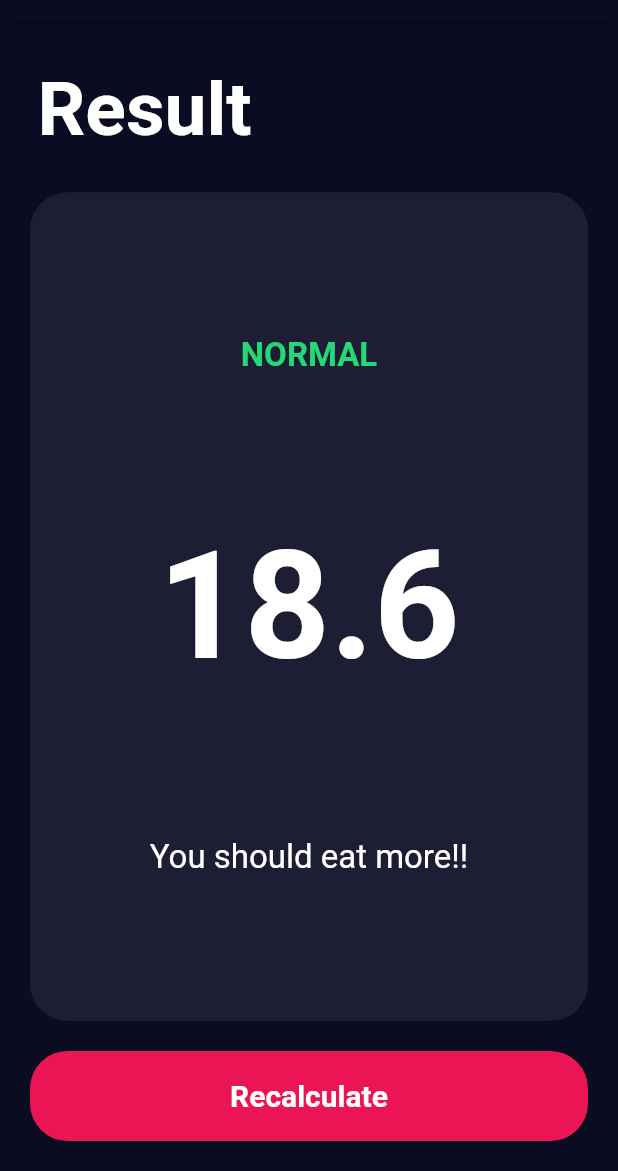
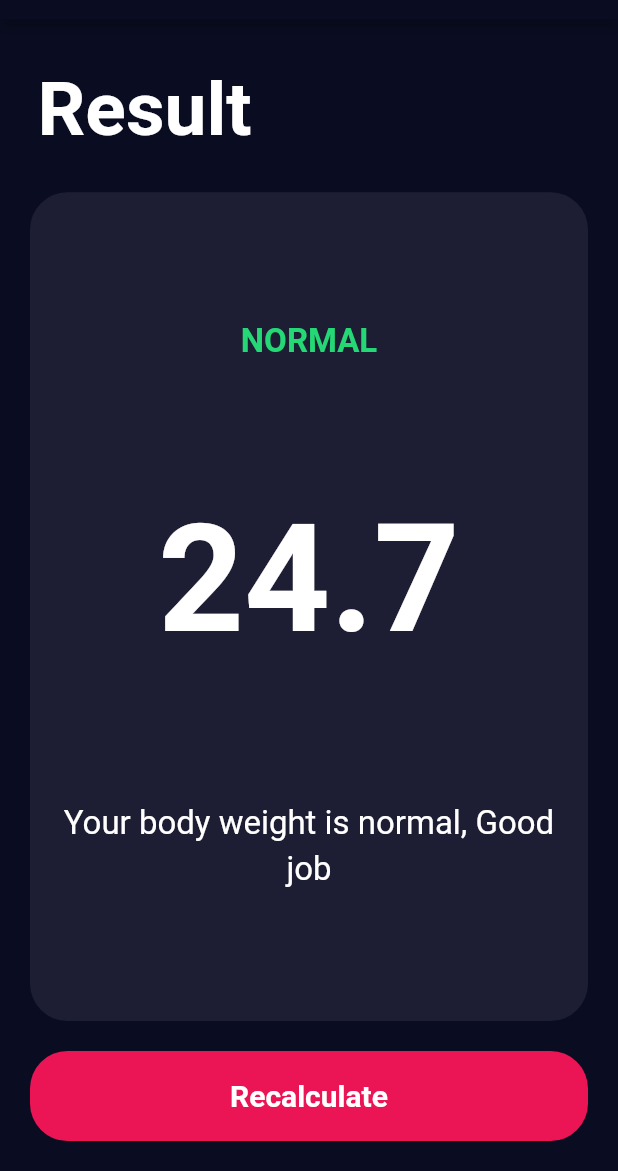
Before and after one commit to Basith-P/BMI-Calculator, a Flutter app: the screen it shows after launch, after a tap on "CALCULATE", on a phone screen of 412 x 824 dp, the part 65-1236 px from its top. Run offline on Flutter 3.47's test engine with Material 2 defaults, Android fonts, the phone set to English and light mode, and no system bars; our stand-ins replace font_awesome_flutter.

Commit message:
Add bmi calculation functionality

```diff
--- a/lib/screens/input_page.dart
+++ b/lib/screens/input_page.dart
@@ -1,3 +1,4 @@
+import 'package:bmi_calc/utils/calculator_brain.dart';
 import 'package:flutter/material.dart';
 
 import 'package:font_awesome_flutter/font_awesome_flutter.dart';
@@ -213,11 +214,19 @@ class _InputPageState extends State<InputPage> {
               BottomButton(
                 text: 'CALCULATE',
                 onTap: () {
+                  CalculatorBrain calc = CalculatorBrain(
+                    height: height,
+                    weight: weight,
+                  );
                   Navigator.push(
                     context,
                     MaterialPageRoute(
                       builder: (context) {
-                        return ResultPage();
+                        return ResultPage(
+                          bmiResult: calc.calcBMI(),
+                          resultText: calc.getResult(),
+                          interpretation: calc.getInterpretation(),
+                        );
                       },
                     ),
                   );
--- a/lib/screens/result_page.dart
+++ b/lib/screens/result_page.dart
@@ -5,6 +5,12 @@ import '/widgets/reusable_card.dart';
 import '/widgets/bottom_button.dart';
 
 class ResultPage extends StatelessWidget {
+  String bmiResult;
+  String resultText;
+  String interpretation;
+
+  ResultPage({required this.bmiResult, required this.resultText, required this.interpretation});
+
   @override
   Widget build(BuildContext context) {
     return Scaffold(
@@ -36,16 +42,20 @@ class ResultPage extends StatelessWidget {
                     mainAxisAlignment: MainAxisAlignment.spaceEvenly,
                     children: [
                       Text(
-                        'NORMAL',
+                        resultText.toUpperCase(),
                         style: kResultTextStyle,
                       ),
                       Text(
-                        '18.6',
+                        bmiResult,
                         style: kBMITextStyle,
                       ),
-                      Text(
-                        'You should eat more!!',
-                        style: kBodyTextStyle,
+                      Padding(
+                        padding: const EdgeInsets.symmetric(horizontal: 20),
+                        child: Text(
+                          interpretation,
+                          style: kBodyTextStyle,
+                          textAlign: TextAlign.center,
+                        ),
                       )
                     ],
                   ),
--- /dev/null
+++ b/lib/utils/calculator_brain.dart
@@ -0,0 +1,33 @@
+import 'dart:math';
+
+class CalculatorBrain {
+  final int height;
+  final int weight;
+
+  CalculatorBrain({required this.height, required this.weight});
+
+  late double _bmi;
+
+  String calcBMI() {
+    _bmi = weight / pow(height / 100, 2);
+    return _bmi.toStringAsFixed(1);
+  }
+
+  String getResult() {
+    if (_bmi >= 25)
+      return 'Overweight';
+    else if (_bmi >= 18.5)
+      return 'Normal';
+    else
+      return 'Underweight';
+  }
+
+  String getInterpretation() {
+    if (_bmi >= 25)
+      return 'Your body weight is higher than normal, Try to exercise more..!';
+    else if (_bmi >= 18.5)
+      return 'Your body weight is normal, Good job';
+    else
+      return 'Your body weight is lower than normal. You can eat a bit more..!';
+  }
+}
--- a/lib/utils/constants.dart
+++ b/lib/utils/constants.dart
@@ -38,4 +38,5 @@ const kBMITextStyle = TextStyle(
 
 const kBodyTextStyle = TextStyle(
   fontSize: 22.0,
+  height: 1.4,
 );
```
